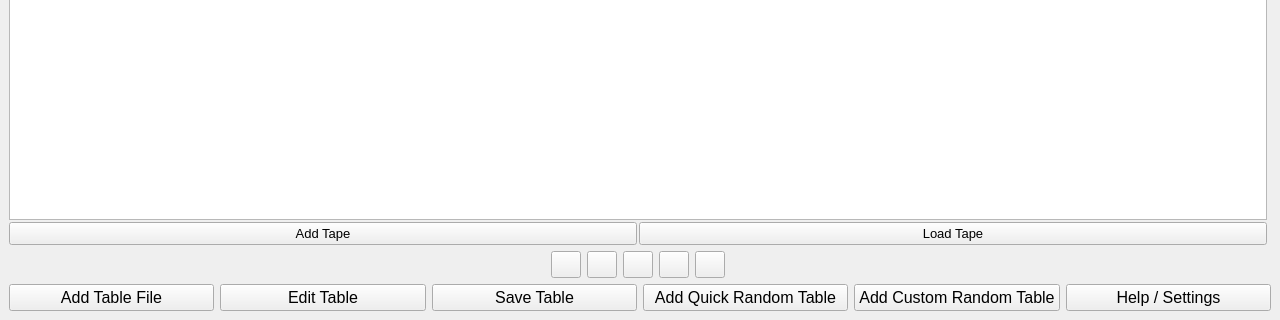
Qt form Qt/TuringsMachineSimulator/usermachines.ui (fabioalves98/TuringsMachineGenerator) before a commit; both pictures show x 0 to 1280 and y 400 to 720 of the 1280 by 720 pixel window.
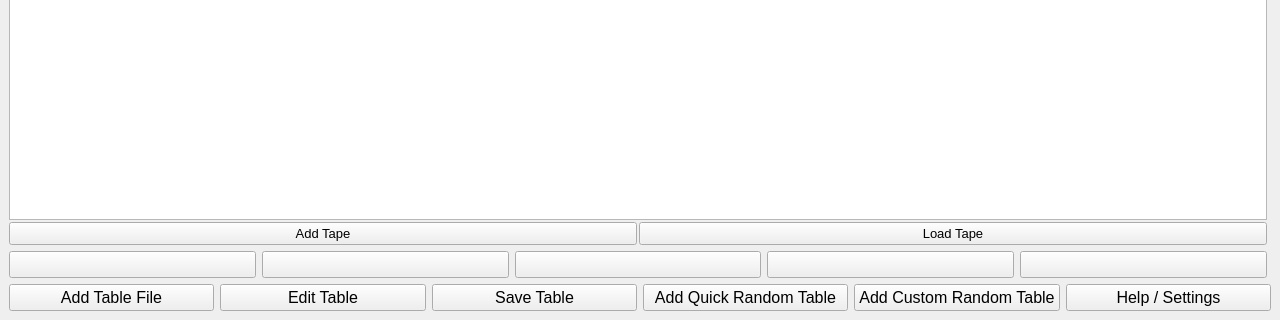
The same form after that commit.

```diff
--- a/Qt/TuringsMachineSimulator/usermachines.ui
+++ b/Qt/TuringsMachineSimulator/usermachines.ui
@@ -215,19 +215,6 @@
         </item>
         <item>
          <layout class="QHBoxLayout" name="horizontalLayout">
-          <item>
-           <spacer name="horizontalSpacer">
-            <property name="orientation">
-             <enum>Qt::Horizontal</enum>
-            </property>
-            <property name="sizeHint" stdset="0">
-             <size>
-              <width>40</width>
-              <height>20</height>
-             </size>
-            </property>
-           </spacer>
-          </item>
           <item>
            <widget class="QPushButton" name="pauseBt">
             <property name="minimumSize">
@@ -238,7 +225,7 @@
             </property>
             <property name="maximumSize">
              <size>
-              <width>30</width>
+              <width>16777215</width>
               <height>27</height>
              </size>
             </property>
@@ -262,7 +249,7 @@
             </property>
             <property name="maximumSize">
              <size>
-              <width>30</width>
+              <width>16777215</width>
               <height>27</height>
              </size>
             </property>
@@ -286,7 +273,7 @@
             </property>
             <property name="maximumSize">
              <size>
-              <width>30</width>
+              <width>16777215</width>
               <height>27</height>
              </size>
             </property>
@@ -310,7 +297,7 @@
             </property>
             <property name="maximumSize">
              <size>
-              <width>30</width>
+              <width>16777215</width>
               <height>27</height>
              </size>
             </property>
@@ -329,7 +316,7 @@
             </property>
             <property name="maximumSize">
              <size>
-              <width>30</width>
+              <width>16777215</width>
               <height>27</height>
              </size>
             </property>
@@ -338,19 +325,6 @@
             </property>
            </widget>
           </item>
-          <item>
-           <spacer name="horizontalSpacer_2">
-            <property name="orientation">
-             <enum>Qt::Horizontal</enum>
-            </property>
-            <property name="sizeHint" stdset="0">
-             <size>
-              <width>40</width>
-              <height>20</height>
-             </size>
-            </property>
-           </spacer>
-          </item>
          </layout>
         </item>
        </layout>
```
